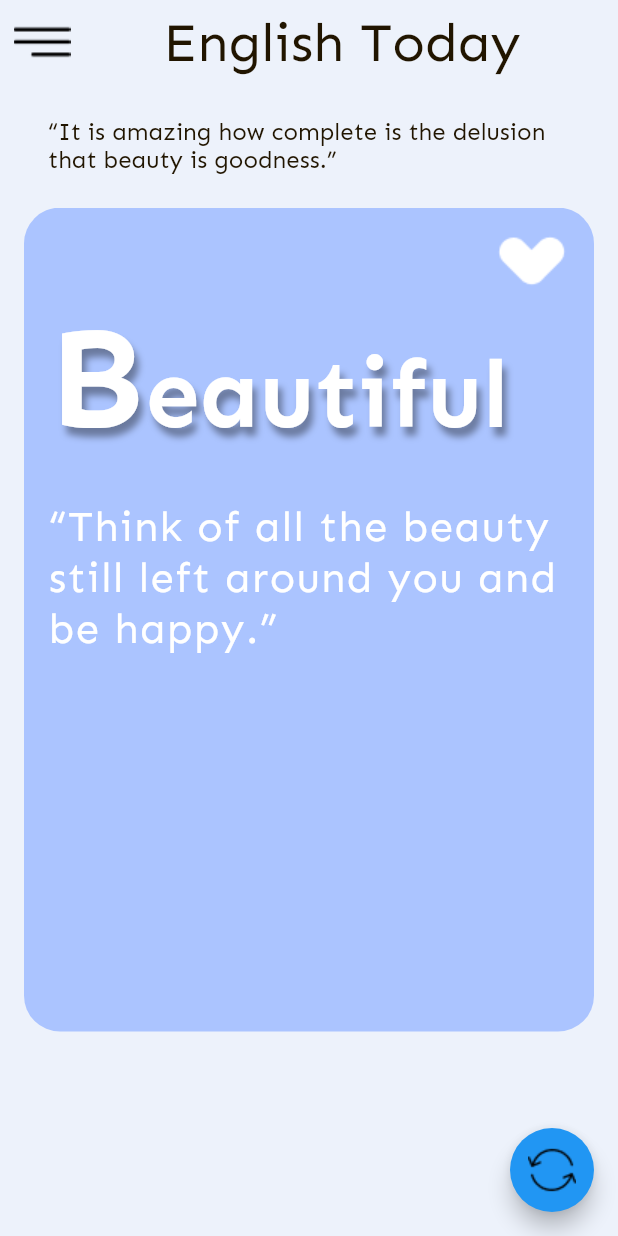
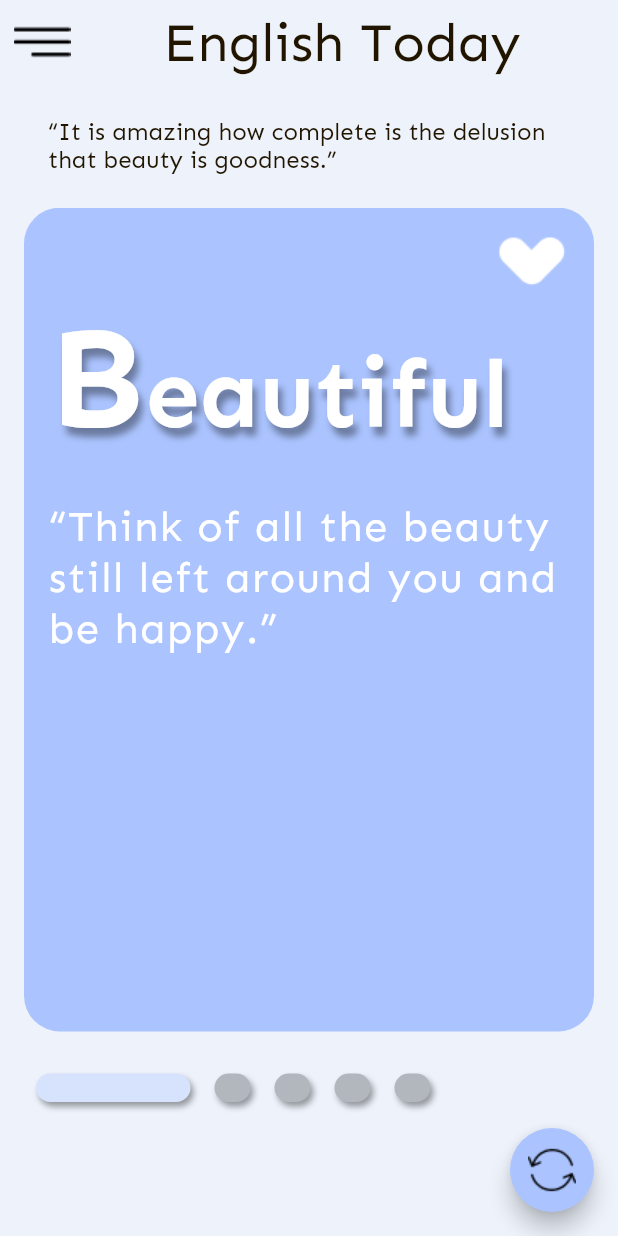
Before and after one commit to ThanhJamie/FirstFlutter_EnglishApp, a Flutter app: the HomePage screen opened directly, on a phone screen of 412 x 824 dp. Run offline on Flutter 3.47's test engine with Material 2 defaults, Android fonts, the phone set to English and light mode, and no system bars.

Commit message:
Flutter Tutorial 2021 for Beginners #22

```diff
--- a/lib/pages/home_page.dart
+++ b/lib/pages/home_page.dart
@@ -13,6 +13,9 @@ class HomePage extends StatefulWidget {
 }
 
 class _HomePageState extends State<HomePage> {
+  int _currentIndex = 0;
+  PageController _pageController = PageController();
+
   @override
   Widget build(BuildContext context) {
     Size size = MediaQuery.of(context).size;
@@ -56,6 +59,12 @@ class _HomePageState extends State<HomePage> {
               // color: Colors.red,
               height: size.height * 2 / 3,
               child: PageView.builder(
+                  controller: _pageController,
+                  onPageChanged: (index) {
+                    setState(() {
+                      _currentIndex = index;
+                    });
+                  },
                   itemCount: 5,
                   itemBuilder: (context, index) {
                     return Container(
@@ -112,14 +121,45 @@ class _HomePageState extends State<HomePage> {
                       ),
                     );
                   }),
+            ),
+            SizedBox(
+              height: size.height * 1 / 11,
+              // margin: const EdgeInsets.symmetric(vertical: 16),
+              child: Container(
+                alignment: Alignment.center,
+                padding: const EdgeInsets.symmetric(vertical: 28),
+                child: ListView.builder(
+                    physics: NeverScrollableScrollPhysics(),
+                    scrollDirection: Axis.horizontal,
+                    itemCount: 5,
+                    itemBuilder: ((context, index) {
+                      return buildIndicator(index == _currentIndex, size);
+                    })),
+              ),
             )
           ],
         ),
       ),
       floatingActionButton: FloatingActionButton(
+        backgroundColor: AppColors.primaryColor,
         onPressed: () {},
         child: Image.asset(AppAssets.exchange),
       ),
     );
   }
+
+  Widget buildIndicator(bool isActive, Size size) {
+    return Container(
+      height: 12,
+      margin: EdgeInsets.symmetric(horizontal: 8),
+      width: isActive ? size.width * 1 / 4 : 24,
+      decoration: BoxDecoration(
+          color: isActive ? AppColors.lightBlue : AppColors.lightGrey,
+          borderRadius: BorderRadius.all(Radius.circular(24)),
+          boxShadow: const [
+            BoxShadow(
+                color: Colors.black38, offset: Offset(2, 3), blurRadius: 3)
+          ]),
+    );
+  }
 }
```
